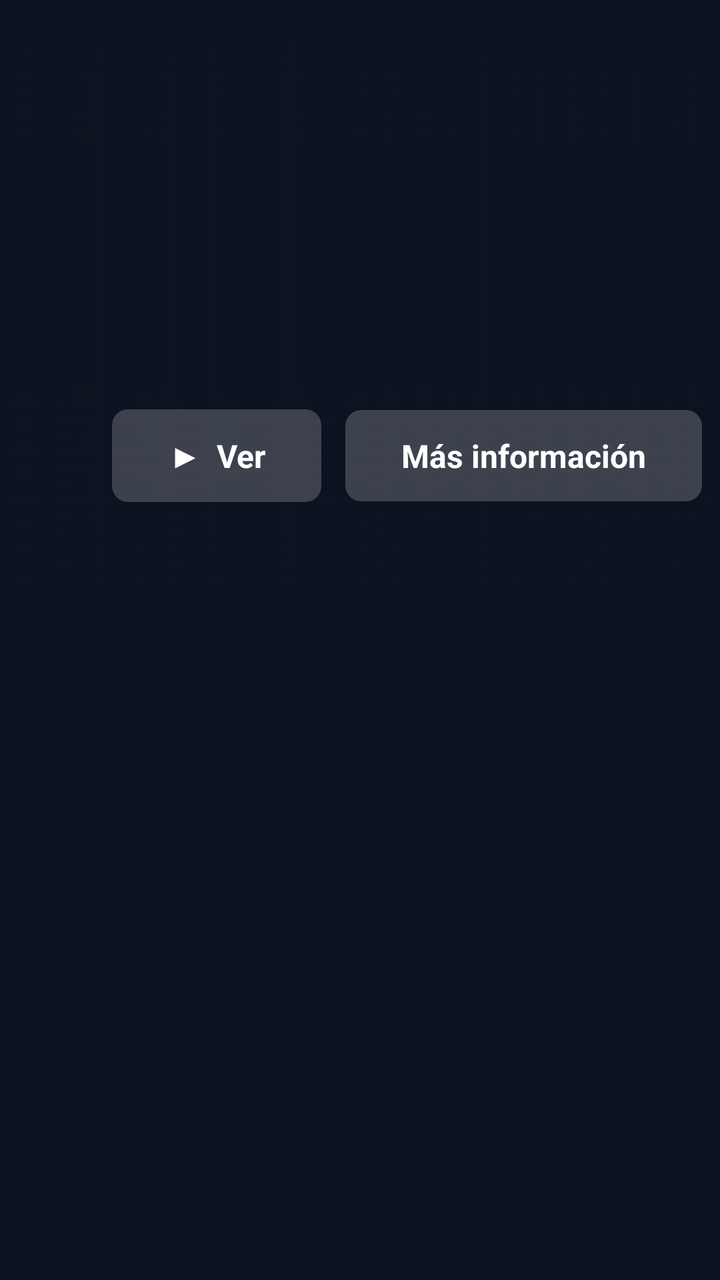
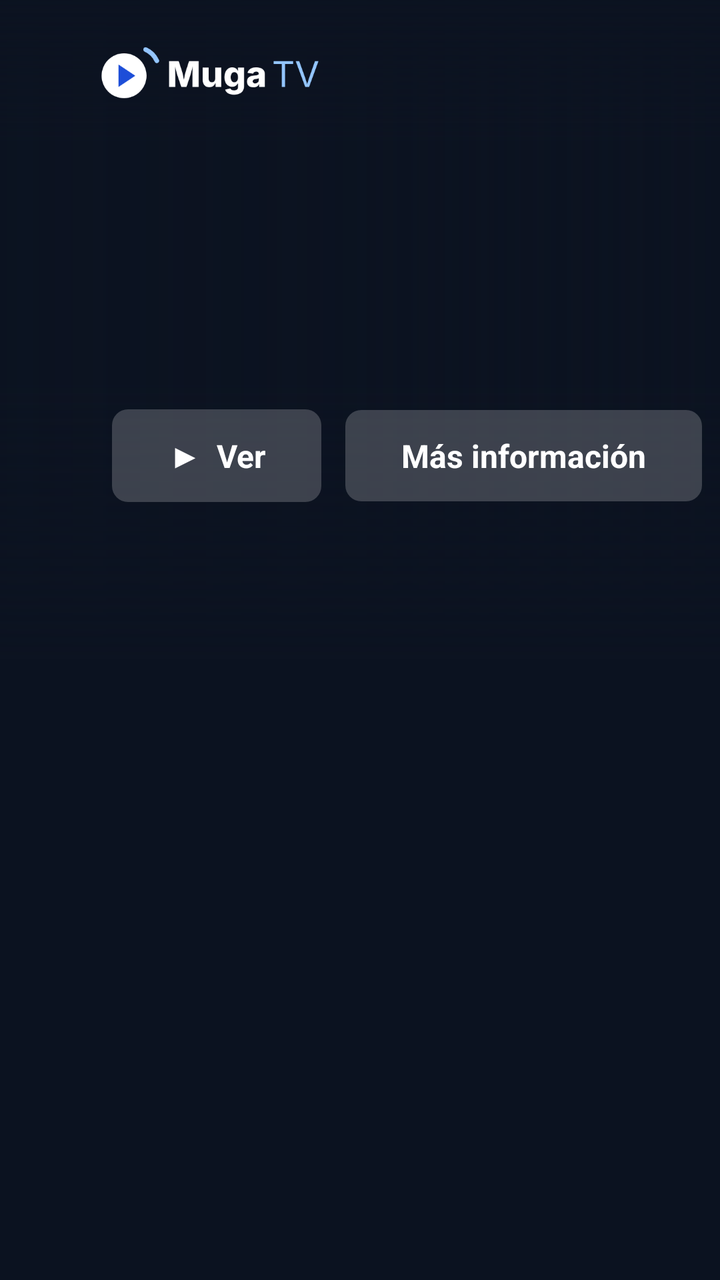

Screens rendered from an Android XML layout before and after an edit, with the pre-edit source and the edit as a unified diff.
<!-- AndroidManifest.xml: application theme Theme.MiTV -->
<!-- res/layout/activity_home.xml -->
<?xml version="1.0" encoding="utf-8"?>
<FrameLayout xmlns:android="http://schemas.android.com/apk/res/android"
    android:layout_width="match_parent"
    android:layout_height="match_parent"
    android:background="@color/bg">

    
    <FrameLayout
        android:id="@+id/previewArea"
        android:layout_width="match_parent"
        android:layout_height="330dp">

        <ImageView
            android:id="@+id/backdrop"
            android:layout_width="match_parent"
            android:layout_height="match_parent"
            android:importantForAccessibility="no"
            android:scaleType="centerCrop" />

        <View
            android:layout_width="match_parent"
            android:layout_height="match_parent"
            android:background="@drawable/scrim_left" />

        <View
            android:layout_width="match_parent"
            android:layout_height="140dp"
            android:layout_gravity="bottom"
            android:background="@drawable/scrim_bottom" />

        <LinearLayout
            android:id="@+id/preview"
            android:layout_width="580dp"
            android:layout_height="wrap_content"
            android:layout_marginStart="56dp"
            android:layout_marginTop="78dp"
            android:orientation="vertical">

            <TextView
                android:id="@+id/label"
                android:layout_width="wrap_content"
                android:layout_height="wrap_content"
                android:letterSpacing="0.15"
                android:textColor="@color/accent_soft"
                android:textSize="12sp"
                android:textStyle="bold" />

            <TextView
                android:id="@+id/title"
                android:layout_width="wrap_content"
                android:layout_height="wrap_content"
                android:layout_marginTop="2dp"
                android:ellipsize="end"
                android:maxLines="1"
                android:textColor="@color/text"
                android:textSize="32sp"
                android:textStyle="bold" />

            <TextView
                android:id="@+id/meta"
                android:layout_width="wrap_content"
                android:layout_height="wrap_content"
                android:layout_marginTop="4dp"
                android:textColor="@color/text_dim"
                android:textSize="14sp" />

            <ProgressBar
                android:id="@+id/epgProgress"
                style="?android:attr/progressBarStyleHorizontal"
                android:layout_width="260dp"
                android:layout_height="4dp"
                android:layout_marginTop="8dp"
                android:max="1000"
                android:progressDrawable="@drawable/progress_card"
                android:visibility="gone" />

            <TextView
                android:id="@+id/plot"
                android:layout_width="wrap_content"
                android:layout_height="wrap_content"
                android:layout_marginTop="8dp"
                android:ellipsize="end"
                android:lineSpacingExtra="2dp"
                android:maxLines="3"
                android:textColor="@color/text"
                android:textSize="15sp" />

            <LinearLayout
                android:id="@+id/heroButtons"
                android:layout_width="wrap_content"
                android:layout_height="wrap_content"
                android:layout_marginTop="14dp"
                android:orientation="horizontal">

                <TextView
                    android:id="@+id/btnPlay"
                    style="@style/Btn"
                    android:layout_marginEnd="12dp"
                    android:text="▶  Ver" />

                <TextView
                    android:id="@+id/btnInfo"
                    style="@style/Btn"
                    android:text="Más información" />
            </LinearLayout>
        </LinearLayout>
    </FrameLayout>

    <androidx.recyclerview.widget.RecyclerView
        android:id="@+id/rows"
        android:layout_width="match_parent"
        android:layout_height="match_parent"
        android:layout_marginTop="300dp"
        android:clipToPadding="false"
        android:descendantFocusability="afterDescendants"
        android:paddingBottom="200dp" />

    <LinearLayout
        android:id="@+id/searchBox"
        android:layout_width="match_parent"
        android:layout_height="wrap_content"
        android:layout_marginTop="84dp"
        android:orientation="vertical"
        android:paddingStart="56dp"
        android:paddingEnd="56dp"
        android:visibility="gone">

        <EditText
            android:id="@+id/searchInput"
            style="@style/Input"
            android:hint="Busca películas, series o canales"
            android:imeOptions="actionSearch"
            android:inputType="text" />
    </LinearLayout>

    
    <LinearLayout
        android:id="@+id/topBar"
        android:layout_width="match_parent"
        android:layout_height="72dp"
        android:background="@drawable/scrim_top"
        android:gravity="center_vertical"
        android:orientation="horizontal"
        android:paddingStart="48dp"
        android:paddingEnd="48dp">

        <LinearLayout
            android:id="@+id/tabs"
            android:layout_width="0dp"
            android:layout_height="wrap_content"
            android:layout_weight="1"
            android:orientation="horizontal" />

        <FrameLayout
            android:id="@+id/avatar"
            android:layout_width="44dp"
            android:layout_height="44dp"
            android:clickable="true"
            android:focusable="true"
            android:foreground="@drawable/avatar_focus">

            <TextView
                android:id="@+id/avatarInitial"
                android:layout_width="match_parent"
                android:layout_height="match_parent"
                android:gravity="center"
                android:textColor="@color/text"
                android:textSize="20sp"
                android:textStyle="bold" />
        </FrameLayout>
    </LinearLayout>

    <TextView
        android:id="@+id/message"
        android:layout_width="wrap_content"
        android:layout_height="wrap_content"
        android:layout_gravity="center"
        android:gravity="center"
        android:maxWidth="640dp"
        android:textColor="@color/text_dim"
        android:textSize="20sp"
        android:visibility="gone" />

    <LinearLayout
        android:id="@+id/loading"
        android:layout_width="wrap_content"
        android:layout_height="wrap_content"
        android:layout_gravity="center"
        android:gravity="center_horizontal"
        android:orientation="vertical"
        android:visibility="gone">

        <ProgressBar
            android:layout_width="56dp"
            android:layout_height="56dp" />

        <TextView
            android:layout_width="wrap_content"
            android:layout_height="wrap_content"
            android:layout_marginTop="16dp"
            android:text="Cargando tu catálogo…"
            android:textColor="@color/text_dim"
            android:textSize="18sp" />
    </LinearLayout>
</FrameLayout>
<!-- resources referenced by this layout -->
<resources>
  <color name="accent_soft">#FF60A5FA</color>
  <color name="bg">#FF0B1220</color>
  <color name="text">#FFFFFFFF</color>
  <color name="text_dim">#FF94A3B8</color>
  <!-- drawable avatar_focus (drawable) -->
  <?xml version="1.0" encoding="utf-8"?>
  <selector xmlns:android="http://schemas.android.com/apk/res/android">
      <item android:state_focused="true">
          <shape android:shape="oval">
              <solid android:color="#00000000" />
              <stroke android:width="4dp" android:color="@color/text" />
          </shape>
      </item>
      <item><color android:color="#00000000" /></item>
  </selector>
  <!-- drawable progress_card (drawable) -->
  <?xml version="1.0" encoding="utf-8"?>
  <layer-list xmlns:android="http://schemas.android.com/apk/res/android">
      <item android:id="@android:id/background">
          <shape><solid android:color="#66FFFFFF" /></shape>
      </item>
      <item android:id="@android:id/progress">
          <clip><shape><solid android:color="@color/accent" /></shape></clip>
      </item>
  </layer-list>
  <!-- drawable scrim_bottom (drawable) -->
  <?xml version="1.0" encoding="utf-8"?>
  <shape xmlns:android="http://schemas.android.com/apk/res/android">
      <gradient android:angle="90" android:startColor="#FF0B1220" android:centerColor="#800B1220" android:endColor="#000B1220" />
  </shape>
  <!-- drawable scrim_left (drawable) -->
  <?xml version="1.0" encoding="utf-8"?>
  <shape xmlns:android="http://schemas.android.com/apk/res/android">
      <gradient android:angle="0" android:startColor="#F20B1220" android:centerColor="#A60B1220" android:endColor="#000B1220" />
  </shape>
  <!-- drawable scrim_top (drawable) -->
  <?xml version="1.0" encoding="utf-8"?>
  <shape xmlns:android="http://schemas.android.com/apk/res/android">
      <gradient android:angle="270" android:startColor="#F20B1220" android:endColor="#000B1220" />
  </shape>
  <style name="Input">
          <item name="android:layout_width">match_parent</item>
          <item name="android:layout_height">wrap_content</item>
          <item name="android:background">@drawable/bg_input</item>
          <item name="android:padding">14dp</item>
          <item name="android:textColor">@color/text</item>
          <item name="android:textColorHint">@color/text_dim</item>
          <item name="android:textSize">18sp</item>
          <item name="android:singleLine">true</item>
          <item name="android:imeOptions">actionNext</item>
      </style>
  <style name="Theme.MiTV" parent="Theme.AppCompat.NoActionBar">
          <item name="android:windowBackground">@color/bg</item>
          <item name="colorPrimary">@color/accent</item>
          <item name="colorPrimaryDark">@color/bg</item>
          <item name="colorAccent">@color/accent</item>
          <item name="android:textColorPrimary">@color/text</item>
          <item name="android:textColorSecondary">@color/text_dim</item>
      </style>
  <color name="accent">#FF3B82F6</color>
  <!-- drawable bg_button (drawable) -->
  <?xml version="1.0" encoding="utf-8"?>
  <selector xmlns:android="http://schemas.android.com/apk/res/android">
      <item android:state_focused="true">
          <shape><solid android:color="@color/text" /><corners android:radius="8dp" /></shape>
      </item>
      <item>
          <shape><solid android:color="@color/glass" /><corners android:radius="8dp" /></shape>
      </item>
  </selector>
  <color name="glass">#33FFFFFF</color>
  <color name="surface">#FF131C2E</color>
  <color name="selected">#FF1E2A42</color>
  <!-- unchanged entries left out for length: 2 -->
</resources>

<!-- the commit's change to res/layout/activity_home.xml (unified diff, before → after) -->
@@ -143,6 +143,14 @@
         android:orientation="horizontal"
         android:paddingStart="48dp"
         android:paddingEnd="48dp">
+
+        <ImageView
+            android:layout_width="wrap_content"
+            android:layout_height="30dp"
+            android:layout_marginEnd="24dp"
+            android:adjustViewBounds="true"
+            android:contentDescription="Muga TV"
+            android:src="@drawable/logo_wordmark" />
 
         <LinearLayout
             android:id="@+id/tabs"
<!-- resource entries referenced after the edit -->
@@ -15,6 +15,7 @@
       </item>
       <item><color android:color="#00000000" /></item>
   </selector>
+  <!-- drawable logo_wordmark: png bitmap (drawable-nodpi, 8086 bytes) -->
   <!-- drawable progress_card (drawable) -->
   <?xml version="1.0" encoding="utf-8"?>
   <layer-list xmlns:android="http://schemas.android.com/apk/res/android">
